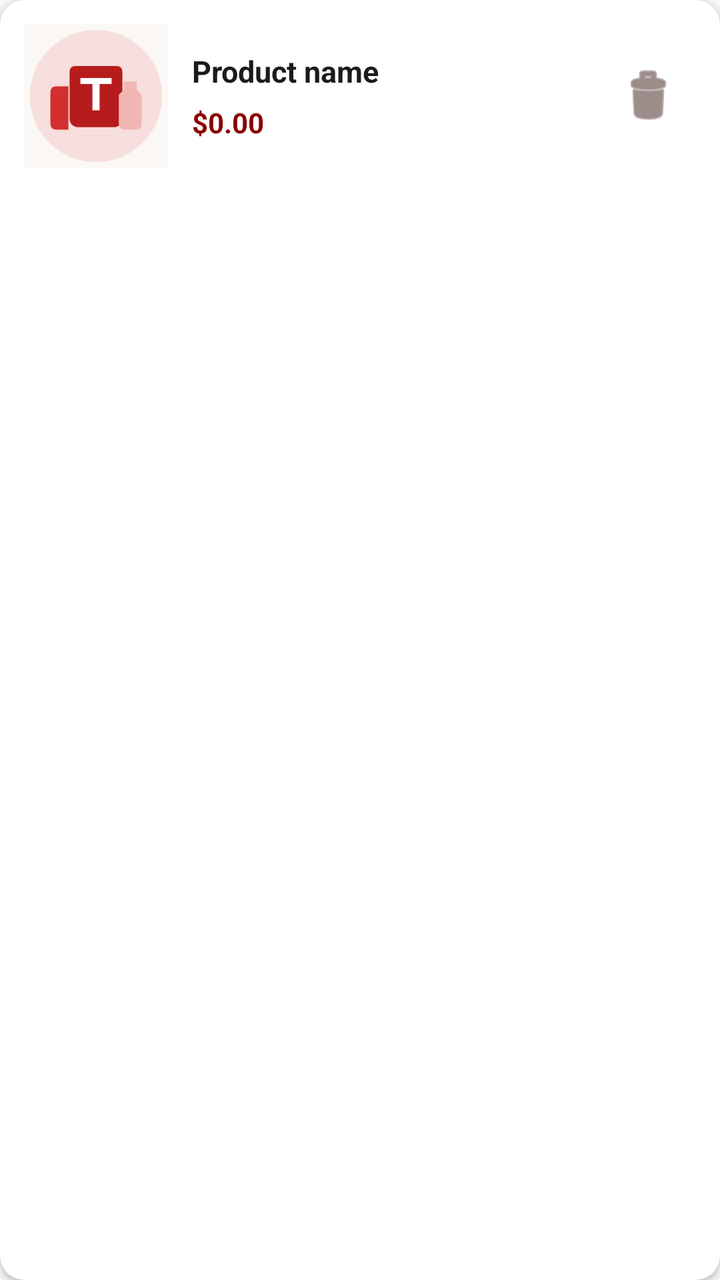
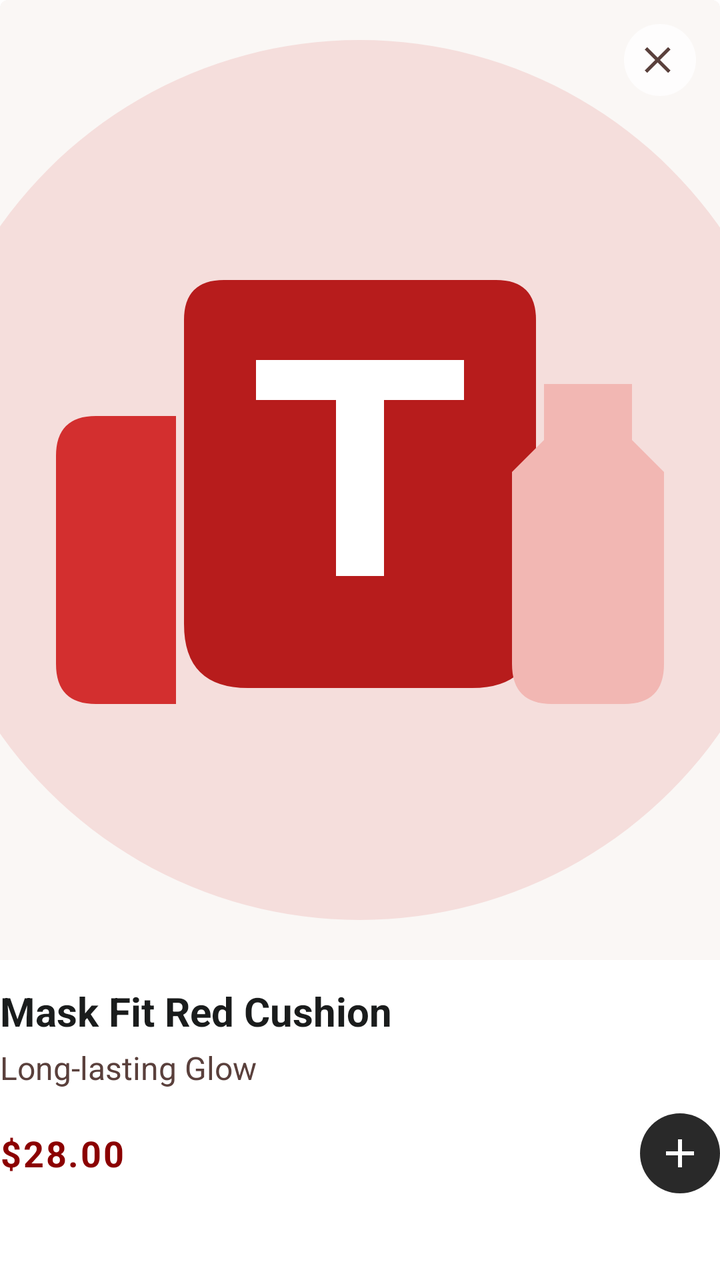

Before-and-after screenshots of an Android layout around one commit, followed by the original layout XML and the change that was made.
<!-- AndroidManifest.xml: application theme Theme.TirTirMCommerce -->
<!-- res/layout/item_wishlist.xml -->
<?xml version="1.0" encoding="utf-8"?>
<androidx.cardview.widget.CardView xmlns:android="http://schemas.android.com/apk/res/android"
    xmlns:app="http://schemas.android.com/apk/res-auto"
    android:layout_width="match_parent"
    android:layout_height="wrap_content"
    android:layout_marginBottom="10dp"
    app:cardCornerRadius="12dp"
    app:cardElevation="2dp"
    app:cardBackgroundColor="@color/tirtir_white">

    <LinearLayout
        android:layout_width="match_parent"
        android:layout_height="wrap_content"
        android:orientation="horizontal"
        android:padding="12dp"
        android:gravity="center_vertical">

        
        <FrameLayout
            android:layout_width="72dp"
            android:layout_height="72dp">

            <ImageView
                android:id="@+id/imgWishlistProduct"
                android:layout_width="72dp"
                android:layout_height="72dp"
                android:scaleType="centerCrop"
                android:background="@color/tirtir_off_white"
                android:src="@drawable/ic_product_placeholder" />

            
            <TextView
                android:id="@+id/tvRestockBadge"
                android:layout_width="wrap_content"
                android:layout_height="wrap_content"
                android:layout_gravity="top|start"
                android:background="@color/tirtir_success"
                android:paddingHorizontal="5dp"
                android:paddingVertical="2dp"
                android:text="Back in stock"
                android:textColor="@color/tirtir_white"
                android:textSize="9sp"
                android:textStyle="bold"
                android:visibility="gone" />

        </FrameLayout>

        
        <LinearLayout
            android:layout_width="0dp"
            android:layout_height="wrap_content"
            android:layout_weight="1"
            android:orientation="vertical"
            android:layout_marginStart="12dp"
            android:layout_marginEnd="8dp">

            <TextView
                android:id="@+id/tvWishlistProductName"
                android:layout_width="match_parent"
                android:layout_height="wrap_content"
                android:text="Product name"
                android:textSize="15sp"
                android:textStyle="bold"
                android:textColor="@color/tirtir_black"
                android:maxLines="2"
                android:ellipsize="end"
                android:layout_marginBottom="6dp" />

            <TextView
                android:id="@+id/tvWishlistProductPrice"
                android:layout_width="wrap_content"
                android:layout_height="wrap_content"
                android:text="$0.00"
                android:textSize="14sp"
                android:textStyle="bold"
                android:textColor="@color/tirtir_red_primary" />

        </LinearLayout>

        
        <ImageButton
            android:id="@+id/btnRemoveWishlist"
            android:layout_width="48dp"
            android:layout_height="48dp"
            android:background="?attr/selectableItemBackgroundBorderless"
            android:src="@android:drawable/ic_menu_delete"
            app:tint="@color/tirtir_text_secondary"
            android:contentDescription="Remove from wishlist" />

    </LinearLayout>

</androidx.cardview.widget.CardView>
<!-- resources referenced by this layout -->
<resources>
  <color name="tirtir_black">#1A1C1C</color>
  <color name="tirtir_off_white">#F9F9F9</color>
  <color name="tirtir_red_primary">#8B0000</color>
  <color name="tirtir_success">#2E7D32</color>
  <color name="tirtir_text_secondary">#5A403C</color>
  <color name="tirtir_white">#FFFFFF</color>
  <!-- drawable ic_product_placeholder (drawable) -->
  <?xml version="1.0" encoding="utf-8"?>
  <layer-list xmlns:android="http://schemas.android.com/apk/res/android">
      <item>
          <shape android:shape="rectangle">
              <solid android:color="#FAF7F5" />
              <corners android:radius="12dp" />
          </shape>
      </item>
      <item
          android:width="108dp"
          android:height="108dp"
          android:gravity="center"
          android:drawable="@drawable/ic_tirtir_product_silhouette" />
  </layer-list>
  <style name="Theme.TirTirMCommerce" parent="Base.Theme.TirTirMCommerce" />
  <style name="Base.Theme.TirTirMCommerce" parent="Theme.Material3.DayNight.NoActionBar">
          
          <item name="colorPrimary">@color/tirtir_red_primary</item>
          <item name="colorPrimaryDark">@color/tirtir_red_dark</item>
          <item name="colorPrimaryContainer">#FFFFFF</item>
  
          
          <item name="colorOnPrimary">@color/tirtir_white</item>
          <item name="colorOnPrimaryContainer">@color/tirtir_red_primary</item>
  
          
          <item name="colorSecondary">@color/tirtir_black</item>
          <item name="colorOnSecondary">@color/tirtir_white</item>
          <item name="colorSecondaryContainer">#F8F8F8</item>
          <item name="colorOnSecondaryContainer">@color/tirtir_red_primary</item>
  
          
          <item name="colorSurface">@color/tirtir_white</item>
          <item name="colorOnSurface">@color/tirtir_black</item>
          <item name="colorSurfaceVariant">@color/tirtir_off_white</item>
  
          
          <item name="android:windowBackground">@color/tirtir_off_white</item>
          <item name="android:statusBarColor">@color/tirtir_white</item>
          <item name="android:windowLightStatusBar">true</item>
  
          
          <item name="colorError">@color/tirtir_error</item>
      </style>
  <color name="tirtir_red_dark">#610000</color>
  <color name="tirtir_error">#D32F2F</color>
  <!-- unchanged entries left out for length: 1 -->
</resources>

<!-- the commit's change to res/layout/item_wishlist.xml (unified diff, before → after) -->
@@ -1,92 +1,114 @@
 <?xml version="1.0" encoding="utf-8"?>
-<androidx.cardview.widget.CardView xmlns:android="http://schemas.android.com/apk/res/android"
+<androidx.cardview.widget.CardView 
+    xmlns:android="http://schemas.android.com/apk/res/android"
     xmlns:app="http://schemas.android.com/apk/res-auto"
     android:layout_width="match_parent"
     android:layout_height="wrap_content"
-    android:layout_marginBottom="10dp"
-    app:cardCornerRadius="12dp"
-    app:cardElevation="2dp"
-    app:cardBackgroundColor="@color/tirtir_white">
+    android:layout_margin="8dp"
+    app:cardBackgroundColor="@color/tirtir_surface"
+    app:cardCornerRadius="4dp"
+    app:cardElevation="0dp"
+    app:strokeWidth="0dp">
 
     <LinearLayout
         android:layout_width="match_parent"
         android:layout_height="wrap_content"
-        android:orientation="horizontal"
-        android:padding="12dp"
-        android:gravity="center_vertical">
+        android:orientation="vertical">
 
         
-        <FrameLayout
-            android:layout_width="72dp"
-            android:layout_height="72dp">
+        <androidx.constraintlayout.widget.ConstraintLayout
+            android:layout_width="match_parent"
+            android:layout_height="wrap_content"
+            android:background="@color/tirtir_surface_container_low">
 
+            
             <ImageView
-                android:id="@+id/imgWishlistProduct"
-                android:layout_width="72dp"
-                android:layout_height="72dp"
+                android:id="@+id/ivProductImage"
+                android:layout_width="0dp"
+                android:layout_height="0dp"
+                app:layout_constraintDimensionRatio="3:4"
+                app:layout_constraintTop_toTopOf="parent"
+                app:layout_constraintStart_toStartOf="parent"
+                app:layout_constraintEnd_toEndOf="parent"
                 android:scaleType="centerCrop"
-                android:background="@color/tirtir_off_white"
                 android:src="@drawable/ic_product_placeholder" />
 
             
-            <TextView
-                android:id="@+id/tvRestockBadge"
-                android:layout_width="wrap_content"
-                android:layout_height="wrap_content"
-                android:layout_gravity="top|start"
-                android:background="@color/tirtir_success"
-                android:paddingHorizontal="5dp"
-                android:paddingVertical="2dp"
-                android:text="Back in stock"
-                android:textColor="@color/tirtir_white"
-                android:textSize="9sp"
-                android:textStyle="bold"
-                android:visibility="gone" />
-
-        </FrameLayout>
+            <ImageButton
+                android:id="@+id/btnRemove"
+                android:layout_width="36dp"
+                android:layout_height="36dp"
+                app:layout_constraintTop_toTopOf="parent"
+                app:layout_constraintEnd_toEndOf="parent"
+                android:layout_marginTop="12dp"
+                android:layout_marginEnd="12dp"
+                android:background="@drawable/bg_circle_white_alpha"
+                android:src="@drawable/ic_close"
+                app:tint="@color/tirtir_secondary"
+                android:padding="8dp"
+                android:scaleType="fitCenter" />
+        </androidx.constraintlayout.widget.ConstraintLayout>
 
         
         <LinearLayout
-            android:layout_width="0dp"
+            android:layout_width="match_parent"
             android:layout_height="wrap_content"
-            android:layout_weight="1"
             android:orientation="vertical"
-            android:layout_marginStart="12dp"
-            android:layout_marginEnd="8dp">
+            android:paddingTop="12dp"
+            android:paddingBottom="16dp">
 
             <TextView
-                android:id="@+id/tvWishlistProductName"
+                android:id="@+id/tvProductName"
                 android:layout_width="match_parent"
                 android:layout_height="wrap_content"
-                android:text="Product name"
-                android:textSize="15sp"
+                android:textColor="@color/tirtir_on_surface"
+                android:textSize="20sp"
                 android:textStyle="bold"
-                android:textColor="@color/tirtir_black"
+                android:ellipsize="end"
                 android:maxLines="2"
-                android:ellipsize="end"
-                android:layout_marginBottom="6dp" />
+                android:text="Mask Fit Red Cushion"
+                android:lineSpacingExtra="2dp" />
 
             <TextView
-                android:id="@+id/tvWishlistProductPrice"
-                android:layout_width="wrap_content"
+                android:id="@+id/tvProductSubtitle"
+                android:layout_width="match_parent"
                 android:layout_height="wrap_content"
-                android:text="$0.00"
-                android:textSize="14sp"
-                android:textStyle="bold"
-                android:textColor="@color/tirtir_red_primary" />
+                android:layout_marginTop="4dp"
+                android:textColor="@color/tirtir_secondary"
+                android:textSize="16sp"
+                android:text="Long-lasting Glow"
+                android:maxLines="1" />
 
+            <RelativeLayout
+                android:layout_width="match_parent"
+                android:layout_height="wrap_content"
+                android:layout_marginTop="12dp">
+
+                <TextView
+                    android:id="@+id/tvProductPrice"
+                    android:layout_width="wrap_content"
+                    android:layout_height="wrap_content"
+                    android:layout_alignParentStart="true"
+                    android:layout_centerVertical="true"
+                    android:textColor="@color/tirtir_red_primary"
+                    android:textSize="18sp"
+                    android:textStyle="bold"
+                    android:letterSpacing="0.05"
+                    android:text="$28.00" />
+
+                <ImageButton
+                    android:id="@+id/btnAddToCart"
+                    android:layout_width="40dp"
+                    android:layout_height="40dp"
+                    android:layout_alignParentEnd="true"
+                    android:layout_centerVertical="true"
+                    android:background="@drawable/bg_circle_white"
+                    app:backgroundTint="@color/tirtir_tertiary"
+                    android:src="@drawable/ic_plus"
+                    app:tint="@color/tirtir_on_tertiary"
+                    android:padding="8dp"
+                    android:scaleType="fitCenter" />
+            </RelativeLayout>
         </LinearLayout>
-
-        
-        <ImageButton
-            android:id="@+id/btnRemoveWishlist"
-            android:layout_width="48dp"
-            android:layout_height="48dp"
-            android:background="?attr/selectableItemBackgroundBorderless"
-            android:src="@android:drawable/ic_menu_delete"
-            app:tint="@color/tirtir_text_secondary"
-            android:contentDescription="Remove from wishlist" />
-
     </LinearLayout>
-
 </androidx.cardview.widget.CardView>
<!-- resource entries referenced after the edit -->
@@ -1,10 +1,42 @@
 <!-- resources referenced by this layout -->
 <resources>
+  <color name="tirtir_on_surface">#1A1C1C</color>
+  <color name="tirtir_on_tertiary">#FFFFFF</color>
   <color name="tirtir_black">#1A1C1C</color>
-  <color name="tirtir_off_white">#F9F9F9</color>
+  <color name="tirtir_off_white">#FFFFFF</color>
   <color name="tirtir_red_primary">#8B0000</color>
-  <color name="tirtir_success">#2E7D32</color>
-  <color name="tirtir_text_secondary">#5A403C</color>
+  <color name="tirtir_secondary">#5A403C</color>
+  <color name="tirtir_surface">#FFFFFF</color>
+  <color name="tirtir_surface_container_low">#F8F8F8</color>
+  <color name="tirtir_tertiary">#292929</color>
+  <!-- drawable bg_circle_white (drawable) -->
+  <?xml version="1.0" encoding="utf-8"?>
+  <shape xmlns:android="http://schemas.android.com/apk/res/android"
+      android:shape="oval">
+      <solid android:color="@android:color/white" />
+  </shape>
+  <!-- drawable bg_circle_white_alpha (drawable) -->
+  <?xml version="1.0" encoding="utf-8"?>
+  <shape xmlns:android="http://schemas.android.com/apk/res/android"
+      android:shape="oval">
+      <solid android:color="#CCFFFFFF" />
+  </shape>
+  <!-- drawable ic_close (drawable) -->
+  <?xml version="1.0" encoding="utf-8"?>
+  <vector xmlns:android="http://schemas.android.com/apk/res/android"
+      android:width="24dp" android:height="24dp" android:viewportWidth="24" android:viewportHeight="24">
+      <path android:fillColor="#000000" android:pathData="M18.3,5.71L12,12l6.3,6.29 -1.41,1.42L10.59,13.41 4.29,19.71 2.88,18.29 9.17,12 2.88,5.71 4.29,4.29 10.59,10.59 16.89,4.29z" />
+  </vector>
+  <!-- drawable ic_plus (drawable) -->
+  <vector xmlns:android="http://schemas.android.com/apk/res/android"
+      android:width="24dp"
+      android:height="24dp"
+      android:viewportWidth="24"
+      android:viewportHeight="24">
+      <path
+          android:fillColor="#000000"
+          android:pathData="M19,13H13V19H11V13H5V11H11V5H13V11H19V13Z" />
+  </vector>
   <color name="tirtir_white">#FFFFFF</color>
   <!-- drawable ic_product_placeholder (drawable) -->
   <?xml version="1.0" encoding="utf-8"?>
@@ -27,15 +59,13 @@
           <item name="colorPrimary">@color/tirtir_red_primary</item>
           <item name="colorPrimaryDark">@color/tirtir_red_dark</item>
           <item name="colorPrimaryContainer">#FFFFFF</item>
-  
-          
           <item name="colorOnPrimary">@color/tirtir_white</item>
           <item name="colorOnPrimaryContainer">@color/tirtir_red_primary</item>
   
           
           <item name="colorSecondary">@color/tirtir_black</item>
           <item name="colorOnSecondary">@color/tirtir_white</item>
-          <item name="colorSecondaryContainer">#F8F8F8</item>
+          <item name="colorSecondaryContainer">#FFFFFF</item>
           <item name="colorOnSecondaryContainer">@color/tirtir_red_primary</item>
   
           
